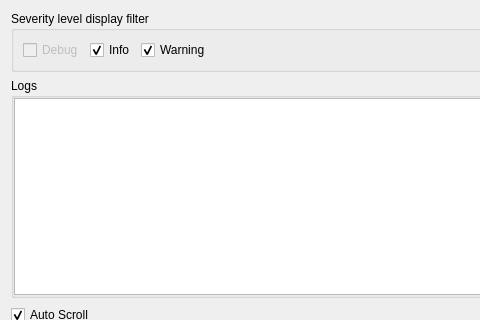
ModbusScope/ModbusScope, file src/dialogs/diagnosticdialog.ui: the form before one commit; both pictures show x 0 to 480 and y 0 to 320 of the 746 by 466 pixel window.
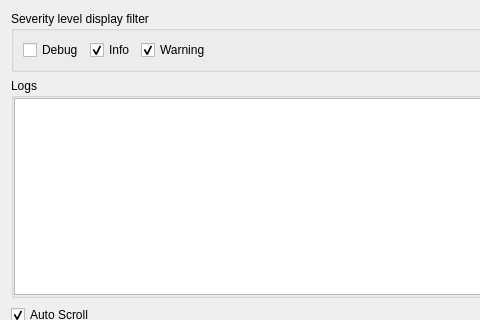
The form after the commit.

Commit message: Keep debug log checkbox enabled when logging level is decreased

Patch:
```diff
--- a/src/dialogs/diagnosticdialog.ui
+++ b/src/dialogs/diagnosticdialog.ui
@@ -22,9 +22,6 @@
      <layout class="QHBoxLayout" name="horizontalLayout_3">
       <item>
        <widget class="QCheckBox" name="checkDebug">
-        <property name="enabled">
-         <bool>false</bool>
-        </property>
         <property name="text">
          <string>Debug</string>
         </property>
```
The commit also changes 1 other file.
